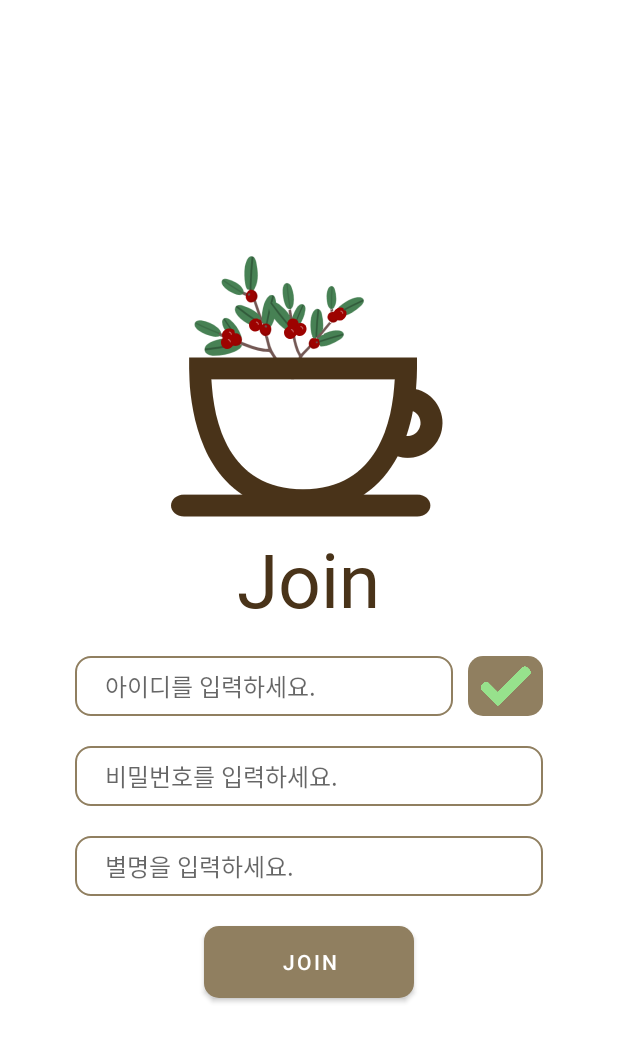
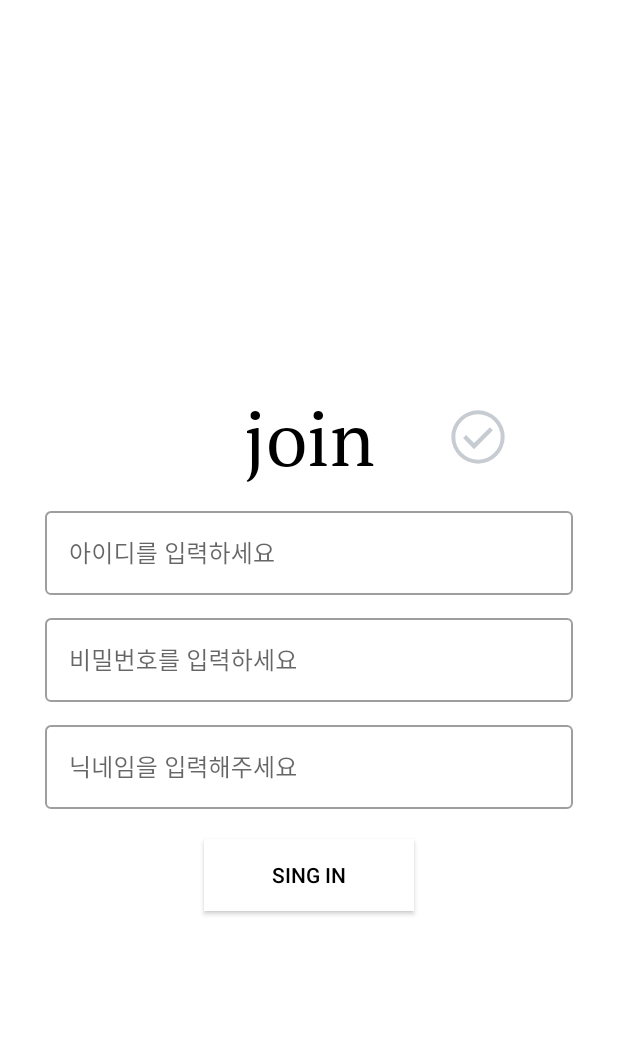
Before and after one commit to chang0-0/Android-SmartStore, an Android app: the screen it shows after launch (LoginActivity), after a tap on "SIGN UP", on a phone screen of 412 x 824 dp. Shown: the top 1042 px of the screen. Run offline under Robolectric (Android 15) with nearby library versions, the phone set to English and light mode, and no system bars.

Commit message:
2022-11-21 PM 17:52 join UI change

```diff
--- a/client/smartstore_project_jetpack/app/build.gradle
+++ b/client/smartstore_project_jetpack/app/build.gradle
@@ -13,7 +13,6 @@ android {
         targetSdkVersion 32
         versionCode 1
         versionName "1.0"
-
         testInstrumentationRunner "androidx.test.runner.AndroidJUnitRunner"
     }
 
--- a/client/smartstore_project_jetpack/app/src/main/java/com/ssafy/smartstore/api/UserApi.kt
+++ b/client/smartstore_project_jetpack/app/src/main/java/com/ssafy/smartstore/api/UserApi.kt
@@ -13,7 +13,7 @@ interface UserApi {
 
     // 사용자 정보를 추가한다(회원가입)
     @POST("rest/user")
-    fun insert(@Body body: User): Call<Boolean>
+    suspend fun insert(@Body body: User): Response<Boolean>
 
     // 사용자의 정보와 함께 사용자의 주문 내역, 사용자 등급 정보를 반환한다.
     @GET("rest/user/info") // rest/user/info?id=iop90 형식
--- /dev/null
+++ b/client/smartstore_project_jetpack/app/src/main/res/drawable-v24/ic_check.xml
@@ -0,0 +1,10 @@
+<vector xmlns:android="http://schemas.android.com/apk/res/android"
+        android:width="48dp"
+        android:height="48dp"
+        android:viewportWidth="48"
+        android:viewportHeight="48"
+        android:tint="?attr/colorControlNormal">
+    <path
+            android:fillColor="@android:color/white"
+            android:pathData="M21.05,33.1 L35.2,18.95 32.9,16.7 21.05,28.55 15.05,22.55 12.8,24.8ZM24,44Q19.9,44 16.25,42.425Q12.6,40.85 9.875,38.125Q7.15,35.4 5.575,31.75Q4,28.1 4,24Q4,19.85 5.575,16.2Q7.15,12.55 9.875,9.85Q12.6,7.15 16.25,5.575Q19.9,4 24,4Q28.15,4 31.8,5.575Q35.45,7.15 38.15,9.85Q40.85,12.55 42.425,16.2Q44,19.85 44,24Q44,28.1 42.425,31.75Q40.85,35.4 38.15,38.125Q35.45,40.85 31.8,42.425Q28.15,44 24,44ZM24,41Q31.1,41 36.05,36.025Q41,31.05 41,24Q41,16.9 36.05,11.95Q31.1,7 24,7Q16.95,7 11.975,11.95Q7,16.9 7,24Q7,31.05 11.975,36.025Q16.95,41 24,41ZM24,24Q24,24 24,24Q24,24 24,24Q24,24 24,24Q24,24 24,24Q24,24 24,24Q24,24 24,24Q24,24 24,24Q24,24 24,24Z"/>
+</vector>
--- a/client/smartstore_project_jetpack/app/src/main/res/layout/fragment_join.xml
+++ b/client/smartstore_project_jetpack/app/src/main/res/layout/fragment_join.xml
@@ -1,5 +1,5 @@
 <?xml version="1.0" encoding="utf-8"?>
-<LinearLayout xmlns:android="http://schemas.android.com/apk/res/android"
+<androidx.constraintlayout.widget.ConstraintLayout xmlns:android="http://schemas.android.com/apk/res/android"
         xmlns:app="http://schemas.android.com/apk/res-auto"
         xmlns:tools="http://schemas.android.com/tools"
         android:layout_width="match_parent"
@@ -8,75 +8,121 @@
         android:gravity="center"
         android:background="@color/coffee_light_white">
 
-    <ImageView
-        android:layout_width="200dp"
-        android:layout_height="200dp"
-        android:src="@drawable/logo"/>
+
     <TextView
+            android:id="@+id/joinTitleTv"
             android:layout_width="wrap_content"
             android:layout_height="wrap_content"
-        android:text="Join"
-        style="@style/Text.Title"
+            android:fontFamily="@font/ptserif_regular"
+            android:text="join"
+            android:textColor="@color/black"
             android:textSize="50dp"
-        android:layout_marginBottom="20dp"/>
-    <LinearLayout
+            app:layout_constraintEnd_toEndOf="parent"
+            app:layout_constraintStart_toStartOf="parent"
+            app:layout_constraintTop_toTopOf="parent"
+            android:layout_marginBottom="240dp"
+            app:layout_constraintBottom_toBottomOf="parent" />
+
+    <com.google.android.material.textfield.TextInputLayout
+            android:id="@+id/idTextField"
+            android:layout_width="0dp"
+            style="@style/Widget.MaterialComponents.TextInputLayout.OutlinedBox"
+            android:layout_height="wrap_content"
+            android:hint="아이디를 입력하세요"
+            android:layout_marginTop="10dp"
+            app:helperTextTextAppearance="@style/TextAppearance.MaterialComponents.Subtitle1"
+            app:layout_constraintTop_toBottomOf="@id/joinTitleTv"
+            app:layout_constraintStart_toStartOf="parent"
+            android:layout_marginLeft="30dp"
+            android:layout_marginRight="30dp"
+            app:errorIconDrawable="@drawable/ic_error"
+            app:layout_constraintEnd_toEndOf="parent">
+
+        <com.google.android.material.textfield.TextInputEditText
+                android:id="@+id/editTextJoinID"
+                android:backgroundTint="@color/white"
                 android:layout_width="match_parent"
+                android:layout_height="match_parent"
+                android:inputType="textPersonName|textNoSuggestions"
+                android:fontFamily="@font/ptserif_regular"
+                android:maxLines="1" />
+    </com.google.android.material.textfield.TextInputLayout>
+
+    <com.google.android.material.textfield.TextInputLayout
+            android:id="@+id/pwTextField"
+            android:layout_width="0dp"
+            style="@style/Widget.MaterialComponents.TextInputLayout.OutlinedBox"
             android:layout_height="wrap_content"
-        android:layout_marginBottom="20dp"
-        android:layout_marginHorizontal="50dp"
-        android:orientation="horizontal">
+            android:hint="비밀번호를 입력하세요"
+            android:layout_marginTop="10dp"
+            app:helperTextTextAppearance="@style/TextAppearance.MaterialComponents.Subtitle1"
+            app:layout_constraintTop_toBottomOf="@id/idTextField"
+            app:layout_constraintStart_toStartOf="parent"
+            android:layout_marginLeft="30dp"
+            android:layout_marginRight="30dp"
+            app:errorIconDrawable="@drawable/ic_error"
+            app:layout_constraintEnd_toEndOf="parent">
 
-        <EditText
-            android:id="@+id/editTextJoinID"
-            android:background="@drawable/textview_regular"
-            android:layout_width="20dp"
-            android:layout_weight="1"
+        <com.google.android.material.textfield.TextInputEditText
+                android:id="@+id/editTextJoinPW"
+                android:backgroundTint="@color/white"
+                android:layout_width="match_parent"
+                android:layout_height="match_parent"
+                android:inputType="textPersonName|textNoSuggestions"
+                android:fontFamily="@font/ptserif_regular"
+                android:maxLines="1" />
+    </com.google.android.material.textfield.TextInputLayout>
+
+    <com.google.android.material.textfield.TextInputLayout
+            android:id="@+id/nameTextField"
+            android:layout_width="0dp"
+            style="@style/Widget.MaterialComponents.TextInputLayout.OutlinedBox"
             android:layout_height="wrap_content"
-            style="@style/Text.Regular"
-            android:hint="아이디를 입력하세요." />
+            android:hint="닉네임을 입력해주세요"
+            android:layout_marginTop="10dp"
+            app:helperTextTextAppearance="@style/TextAppearance.MaterialComponents.Subtitle1"
+            app:layout_constraintTop_toBottomOf="@id/pwTextField"
+            app:layout_constraintStart_toStartOf="parent"
+            android:layout_marginLeft="30dp"
+            android:layout_marginRight="30dp"
+            app:errorIconDrawable="@drawable/ic_error"
+            app:layout_constraintEnd_toEndOf="parent">
+
+        <com.google.android.material.textfield.TextInputEditText
+                android:id="@+id/editTextJoinName"
+                android:backgroundTint="@color/white"
+                android:layout_width="match_parent"
+                android:layout_height="match_parent"
+                android:inputType="textPersonName|textNoSuggestions"
+                android:fontFamily="@font/ptserif_regular"
+                android:maxLines="1" />
+    </com.google.android.material.textfield.TextInputLayout>
+
+
+    <androidx.appcompat.widget.AppCompatButton
+            android:id="@+id/btnJoin"
+            android:background="@color/white"
+            android:textColor="@color/black"
+            android:layout_width="140dp"
+            android:layout_height="wrap_content"
+            android:text="Sing In"
+            app:layout_constraintTop_toBottomOf="@+id/nameTextField"
+            android:layout_marginTop="20dp"
+            app:layout_constraintStart_toStartOf="@+id/nameTextField"
+            app:layout_constraintEnd_toEndOf="@+id/nameTextField" />
 
     <ImageButton
             android:id="@+id/btnConfirm"
-            android:layout_width="50dp"
-            android:layout_height="40dp"
-            android:background="@drawable/button_regular"
+            android:layout_width="57dp"
+            android:layout_height="49dp"
             android:scaleType="fitCenter"
-            app:backgroundTint="@null"
-            android:layout_marginLeft="10dp"
-            android:src="@drawable/check"
-            android:padding="3dp"/>
+            app:backgroundTint="@color/white"
+            android:src="@drawable/ic_check"
+            android:padding="3dp"
+            app:layout_constraintStart_toEndOf="@+id/joinTitleTv"
+            android:layout_marginStart="40dp"
+            app:layout_constraintTop_toTopOf="@+id/joinTitleTv"
+            android:layout_marginTop="8dp" />
 
 
-    </LinearLayout>
-
-    <EditText
-        android:background="@drawable/textview_regular"
-        android:id="@+id/editTextJoinPW"
-        android:layout_width="match_parent"
-        android:layout_height="wrap_content"
-        android:layout_marginHorizontal="50dp"
-        android:layout_marginBottom="20dp"
-        style="@style/Text.Regular"
-        android:hint="비밀번호를 입력하세요." />
-
-    <EditText
-        android:background="@drawable/textview_regular"
-        android:id="@+id/editTextJoinName"
-        android:layout_width="match_parent"
-        android:layout_height="wrap_content"
-        android:layout_marginHorizontal="50dp"
-        android:layout_marginBottom="20dp"
-        style="@style/Text.Regular"
-        android:hint="별명을 입력하세요."/>
-
-
-    <Button
-        android:id="@+id/btnJoin"
-        app:backgroundTint = "@null"
-        android:background="@drawable/button_regular"
-        android:layout_width="140dp"
-        android:layout_height="wrap_content"
-        android:text="JOIN"/>
-
-
-</LinearLayout>
+</androidx.constraintlayout.widget.ConstraintLayout>
--- a/client/smartstore_project_jetpack/app/src/main/res/values/themes.xml
+++ b/client/smartstore_project_jetpack/app/src/main/res/values/themes.xml
@@ -2,8 +2,8 @@
     <!-- Base application theme. -->
     <style name="Theme.SmartstoreUI" parent="Theme.MaterialComponents.DayNight.DarkActionBar">
         <!-- Primary brand color. -->
-        <item name="colorPrimary">@color/coffee_brown</item>
-        <item name="colorPrimaryVariant">@color/coffee_brown</item>
+        <item name="colorPrimary">@color/black</item>
+        <item name="colorPrimaryVariant">@color/white</item>
         <item name="colorOnPrimary">@color/white</item>
         <!-- Secondary brand color. -->
         <item name="colorSecondary">@color/teal_200</item>
@@ -28,24 +28,24 @@
     </style>
 
     <style name="AppTheme" parent="android:Theme.Material">
-        <item name="android:colorPrimaryDark">@color/coffee_brown</item>
+        <item name="android:colorPrimaryDark">@color/white</item>
     </style>
 
     <style name="Text.Regular" parent="android:TextAppearance">
         <item name="android:textStyle">normal</item>
-        <item name="android:textColor">@color/coffee_dark_brown</item>
+        <item name="android:textColor">@color/black</item>
         <item name="android:fontFamily">@font/eland_choice_m</item>
         <item name="android:includeFontPadding">false</item>
     </style>
     <style name="Text.Title" parent="android:TextAppearance">
         <item name="android:textStyle">normal</item>
-        <item name="android:textColor">@color/coffee_dark_brown</item>
+        <item name="android:textColor">@color/black</item>
         <item name="android:fontFamily">@font/eland_choice_b</item>
         <item name="android:includeFontPadding">false</item>
     </style>
     <style name="Text.light" parent="android:TextAppearance">
         <item name="android:textStyle">normal</item>
-        <item name="android:textColor">@color/coffee_dark_brown</item>
+        <item name="android:textColor">@color/black</item>
         <item name="android:fontFamily">@font/eland_choice_l</item>
         <item name="android:includeFontPadding">false</item>
     </style>
```
Also changed, not shown: client/smartstore_project_jetpack/app/src/main/java/com/ssafy/smartstore/fragment/JoinFragment.kt (+33 -15 lines), client/smartstore_project_jetpack/app/src/main/java/com/ssafy/smartstore/repository/UserRepository.kt (+16 -2 lines), client/smartstore_project_jetpack/app/src/main/java/com/ssafy/smartstore/viewModels/LoginViewModel.kt (+16 -15 lines). Lines whose indentation alone changed are shown as unchanged.
